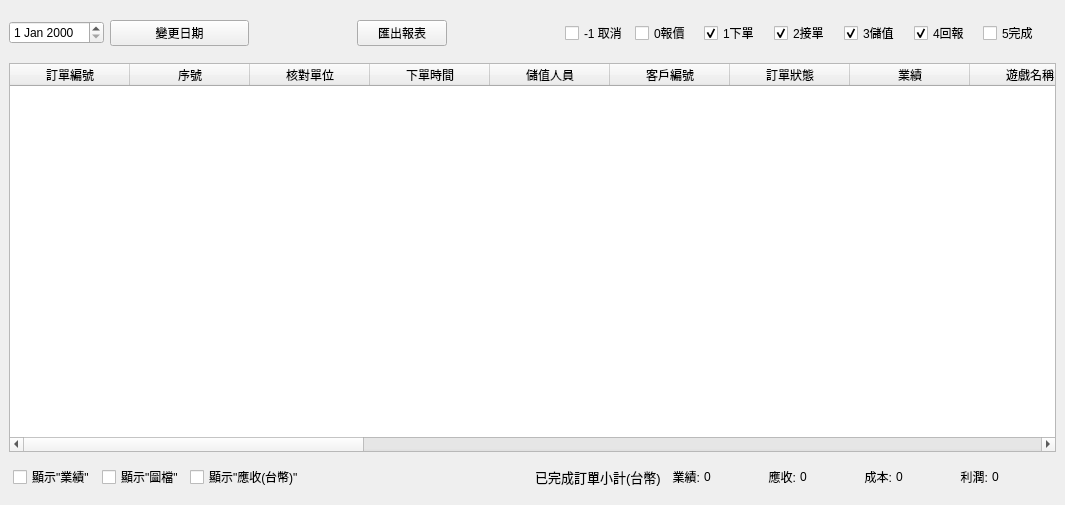
Old version of the form src/AdbClient/StageOrder/LayerDayReport.ui in the repository roger0816/Adb.
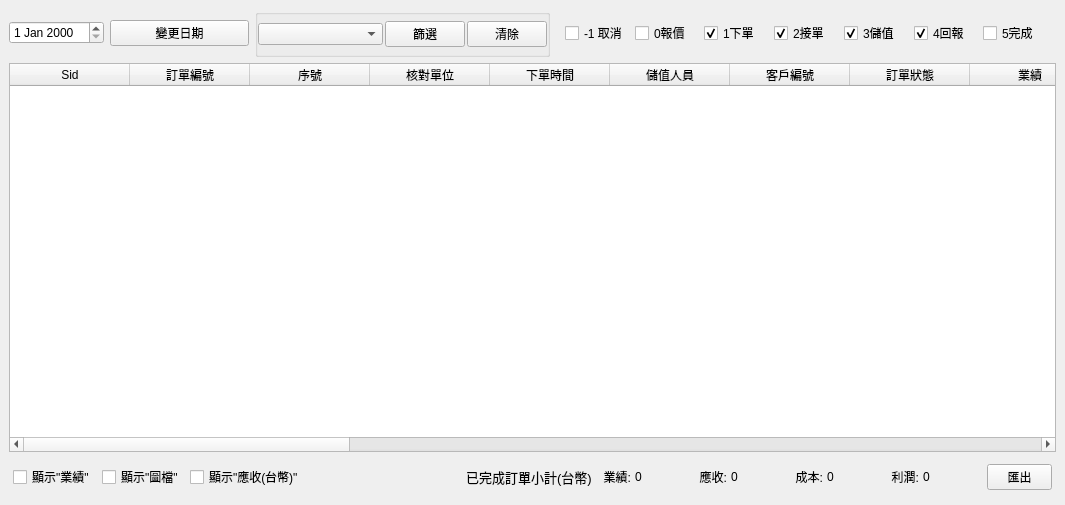
New version of the form.

```diff
--- a/src/AdbClient/StageOrder/LayerDayReport.ui
+++ b/src/AdbClient/StageOrder/LayerDayReport.ui
@@ -46,6 +46,11 @@
         <attribute name="verticalHeaderVisible">
          <bool>false</bool>
         </attribute>
+        <column>
+         <property name="text">
+          <string>Sid</string>
+         </property>
+        </column>
         <column>
          <property name="text">
           <string>訂單編號</string>
@@ -237,18 +242,49 @@
           </widget>
          </item>
          <item>
-          <widget class="QWidget" name="widget_2" native="true">
+          <widget class="QGroupBox" name="groupBox_2">
            <layout class="QHBoxLayout" name="horizontalLayout_4">
+            <property name="spacing">
+             <number>2</number>
+            </property>
+            <property name="leftMargin">
+             <number>0</number>
+            </property>
+            <property name="topMargin">
+             <number>0</number>
+            </property>
+            <property name="rightMargin">
+             <number>0</number>
+            </property>
+            <property name="bottomMargin">
+             <number>0</number>
+            </property>
             <item>
-             <widget class="QPushButton" name="btnExcel">
-              <property name="maximumSize">
-               <size>
-                <width>90</width>
-                <height>16777215</height>
-               </size>
+             <widget class="QComboBox" name="cbFilter"/>
+            </item>
+            <item>
+             <widget class="QPushButton" name="btnFilter">
+              <property name="sizePolicy">
+               <sizepolicy hsizetype="Fixed" vsizetype="Fixed">
+                <horstretch>0</horstretch>
+                <verstretch>0</verstretch>
+               </sizepolicy>
               </property>
               <property name="text">
-               <string>匯出報表</string>
+               <string>篩選</string>
+              </property>
+             </widget>
+            </item>
+            <item>
+             <widget class="QPushButton" name="btnFilterClear">
+              <property name="sizePolicy">
+               <sizepolicy hsizetype="Fixed" vsizetype="Fixed">
+                <horstretch>0</horstretch>
+                <verstretch>0</verstretch>
+               </sizepolicy>
+              </property>
+              <property name="text">
+               <string>清除</string>
               </property>
              </widget>
             </item>
@@ -419,7 +455,7 @@
            </property>
            <property name="sizeHint" stdset="0">
             <size>
-             <width>40</width>
+             <width>20</width>
              <height>20</height>
             </size>
            </property>
@@ -538,6 +574,19 @@
            </property>
           </widget>
          </item>
+         <item>
+          <widget class="QPushButton" name="btnExcel">
+           <property name="maximumSize">
+            <size>
+             <width>65</width>
+             <height>16777215</height>
+            </size>
+           </property>
+           <property name="text">
+            <string>匯出</string>
+           </property>
+          </widget>
+         </item>
         </layout>
        </widget>
       </item>
```
